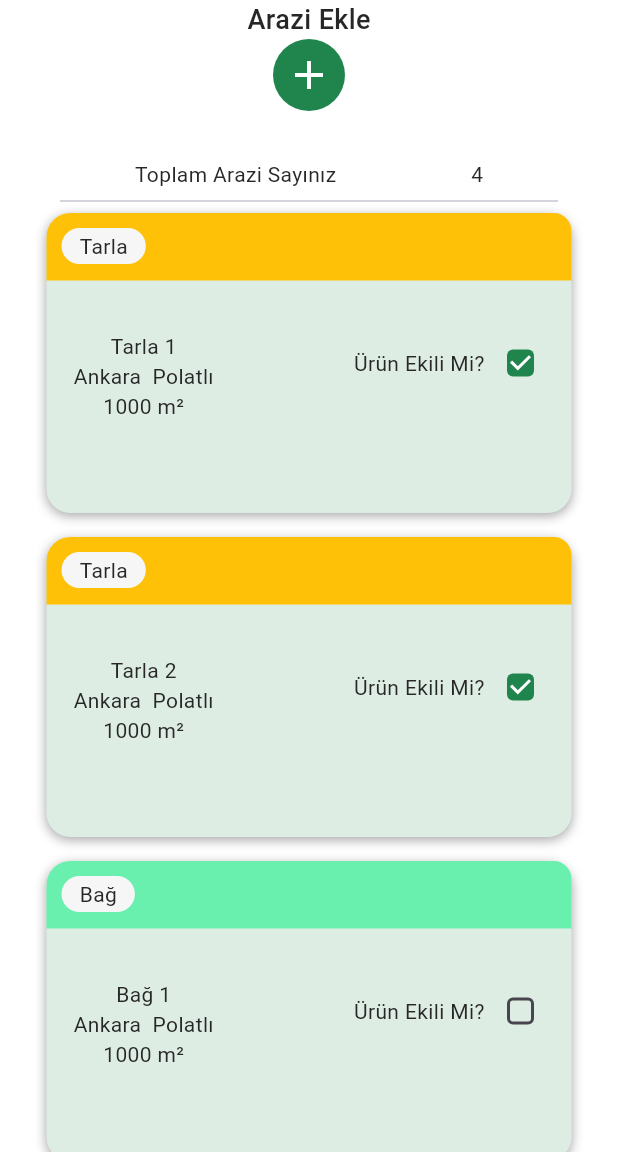
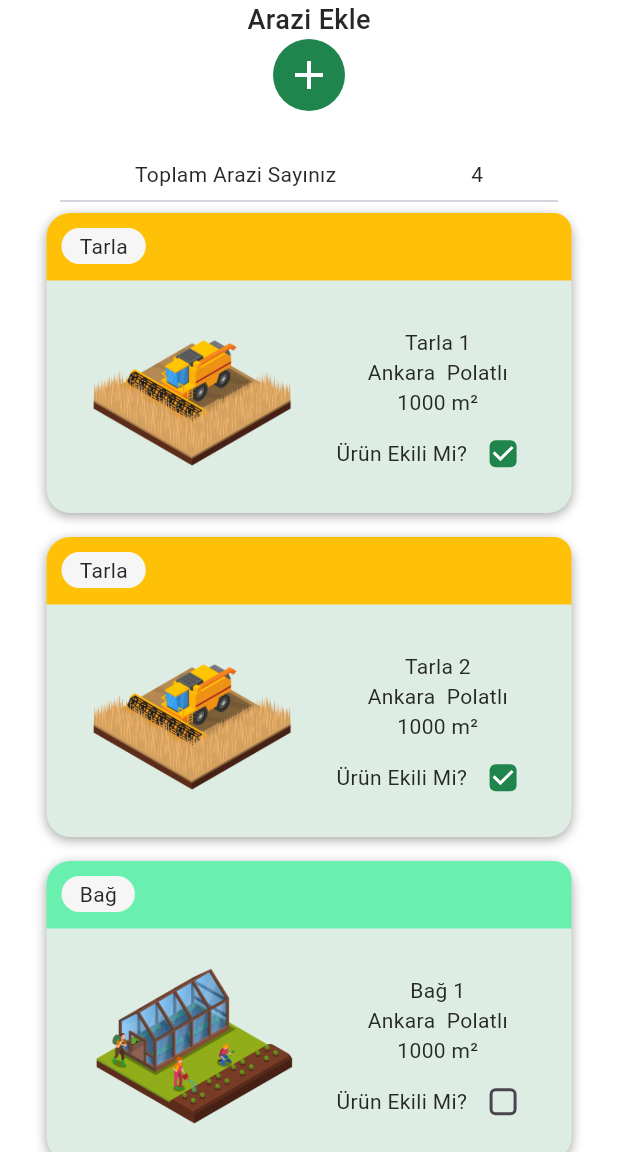
Before and after one commit to Mudrowe/Toprak-Rehberi, a Flutter app: the LandsScreen screen opened directly, on a phone screen of 412 x 824 dp, the part 84-1236 px from its top. Run offline on Flutter 3.47's test engine with Material 3 defaults, Android fonts, the phone set to English and light mode, and no system bars; our stand-ins replace carousel_slider, fl_chart, get, logger, percent_indicator.

Commit message:
frontend: add land type images in land card

```diff
--- a/lib/features/main_pages/lands/lands.dart
+++ b/lib/features/main_pages/lands/lands.dart
@@ -1,6 +1,6 @@
 import 'package:flutter/material.dart';
 import 'package:toprak_rehberi/common/widgets/appbar/appbar.dart';
-import 'package:toprak_rehberi/features/main_pages/lands/widgets/land_card.dart';
+import 'package:toprak_rehberi/features/main_pages/lands/widgets/land_card/land_card.dart';
 import 'package:toprak_rehberi/features/main_pages/lands/widgets/lands_list.dart';
 import 'package:toprak_rehberi/utils/constants/sizes.dart';
 import 'package:toprak_rehberi/utils/constants/text_strings.dart';
--- a/lib/features/main_pages/lands/widgets/land_card.dart
+++ /dev/null
@@ -1,77 +0,0 @@
-import 'package:flutter/material.dart';
-import 'package:toprak_rehberi/common/styles/shadows.dart';
-import 'package:toprak_rehberi/features/main_pages/lands/widgets/land_banner.dart';
-import 'package:toprak_rehberi/models/land/land.dart';
-import 'package:toprak_rehberi/utils/constants/colors.dart';
-import 'package:toprak_rehberi/utils/constants/sizes.dart';
-import 'package:toprak_rehberi/utils/constants/text_strings.dart';
-
-// TODO Write a generic text color
-
-class TLandCard extends StatelessWidget {
-  const TLandCard({super.key, required this.land});
-
-  final Land land;
-
-  @override
-  Widget build(BuildContext context) {
-    return GestureDetector(
-      onTap: () {},
-      child: Container(
-        width: TSizes.cardWidth,
-        height: TSizes.cardHeight,
-        decoration: BoxDecoration(
-          boxShadow: [TShadowStyle.productShadow],
-          color: TColors.softGreen,
-          borderRadius: BorderRadius.circular(TSizes.cardRadiusLg),
-        ),
-        child: Column(
-          children: [
-            TLandBanner(land: land),
-            const SizedBox(
-              height: TSizes.spaceBtwItems,
-            ),
-            Row(
-              mainAxisAlignment: MainAxisAlignment.start,
-              children: [
-                Padding(
-                  padding: const EdgeInsets.only(left: 18.0, top: 18),
-                  child: Column(
-                    children: [
-                      Text(
-                        land.landName,
-                        style: const TextStyle(color: TColors.dark),
-                      ),
-                      Text(
-                        '${land.adres.city}  ${land.adres.district}',
-                        style: const TextStyle(color: TColors.dark),
-                      ),
-                      Text(
-                        '${land.area.toInt()} ${TTexts.squareSymbol}',
-                        style: const TextStyle(color: TColors.dark),
-                      ),
-                    ],
-                  ),
-                ),
-                //const SizedBox(width: TSizes.spaceBtwSections),
-                const Spacer(),
-                Padding(
-                  padding: const EdgeInsets.only(right: 10.0),
-                  child: Row(
-                    children: [
-                      const Text(
-                        TTexts.isPlanted,
-                        style: TextStyle(color: TColors.dark),
-                      ),
-                      Checkbox(value: land.isPlanted, onChanged: (value) {}),
-                    ],
-                  ),
-                ),
-              ],
-            ),
-          ],
-        ),
-      ),
-    );
-  }
-}
--- /dev/null
+++ b/lib/features/main_pages/lands/widgets/land_card/land_card.dart
@@ -0,0 +1,56 @@
+import 'package:flutter/material.dart';
+import 'package:toprak_rehberi/common/styles/shadows.dart';
+import 'package:toprak_rehberi/features/main_pages/lands/widgets/land_card/land_banner.dart';
+import 'package:toprak_rehberi/features/main_pages/lands/widgets/land_card/land_info.dart';
+import 'package:toprak_rehberi/models/land/land.dart';
+import 'package:toprak_rehberi/utils/constants/colors.dart';
+import 'package:toprak_rehberi/utils/constants/enums.dart';
+import 'package:toprak_rehberi/utils/constants/sizes.dart';
+
+// TODO Write a generic text color
+
+class TLandCard extends StatelessWidget {
+  const TLandCard({super.key, required this.land});
+
+  final Land land;
+
+  @override
+  Widget build(BuildContext context) {
+    return GestureDetector(
+      onTap: () {},
+      child: Container(
+        width: TSizes.cardWidth,
+        height: TSizes.cardHeight,
+        decoration: BoxDecoration(
+          boxShadow: [TShadowStyle.productShadow],
+          color: TColors.softGreen,
+          borderRadius: BorderRadius.circular(TSizes.cardRadiusLg),
+        ),
+        child: Column(
+          children: [
+            // Card Banner
+            TLandBanner(land: land),
+
+            const SizedBox(height: TSizes.spaceBtwItems),
+
+            // Card Info
+            Row(
+              mainAxisAlignment: MainAxisAlignment.spaceEvenly,
+              children: [
+                // Land Type Image
+                Image.asset(
+                  land.landType.imagePath,
+                  width: 150,
+                  height: 139,
+                ),
+
+                // Land Info
+                TLandInfo(land: land),
+              ],
+            ),
+          ],
+        ),
+      ),
+    );
+  }
+}
--- /dev/null
+++ b/lib/features/main_pages/lands/widgets/land_card/land_info.dart
@@ -0,0 +1,50 @@
+import 'package:flutter/material.dart';
+import 'package:toprak_rehberi/models/land/land.dart';
+import 'package:toprak_rehberi/utils/constants/colors.dart';
+import 'package:toprak_rehberi/utils/constants/text_strings.dart';
+
+class TLandInfo extends StatelessWidget {
+  const TLandInfo({
+    super.key,
+    required this.land,
+  });
+
+  final Land land;
+
+  @override
+  Widget build(BuildContext context) {
+    return Column(
+      mainAxisAlignment: MainAxisAlignment.spaceBetween,
+      crossAxisAlignment: CrossAxisAlignment.center,
+      children: [
+        Column(
+          children: [
+            Text(
+              land.landName,
+              style: const TextStyle(color: TColors.dark),
+            ),
+            Text(
+              '${land.adres.city}  ${land.adres.district}',
+              style: const TextStyle(color: TColors.dark),
+            ),
+            Text(
+              '${land.area.toInt()} ${TTexts.squareSymbol}',
+              style: const TextStyle(color: TColors.dark),
+            ),
+          ],
+        ),
+
+        // Is Planted Checkbox
+        Row(
+          children: [
+            const Text(
+              TTexts.isPlanted,
+              style: TextStyle(color: TColors.dark),
+            ),
+            Checkbox(value: land.isPlanted, onChanged: (value) {}),
+          ],
+        ),
+      ],
+    );
+  }
+}
--- a/lib/models/product/product.dart
+++ b/lib/models/product/product.dart
@@ -1,4 +1,4 @@
-import 'package:toprak_rehberi/models/land/land.dart';
+//import 'package:toprak_rehberi/models/land/land.dart';
 
 class Product {
   // TODO: Name can be too long and it breaks the card
--- a/lib/utils/constants/enums.dart
+++ b/lib/utils/constants/enums.dart
@@ -1,6 +1,7 @@
 import 'dart:ui';
 
 import 'package:toprak_rehberi/utils/constants/colors.dart';
+import 'package:toprak_rehberi/utils/constants/image_strings.dart';
 
 enum TextSizes { small, medium, large }
 
@@ -37,3 +38,18 @@ extension LandTypeColorExtension on LandType {
     }
   }
 }
+
+extension LandTypeImageExtension on LandType {
+  String get imagePath {
+    switch (this) {
+      case LandType.tarla:
+        return TImages.tarla;
+      case LandType.bahce:
+        return TImages.bahce;
+      case LandType.bag:
+        return TImages.bag;
+      default:
+        return TImages.tarla;
+    }
+  }
+}
--- a/lib/utils/constants/image_strings.dart
+++ b/lib/utils/constants/image_strings.dart
@@ -25,4 +25,9 @@ class TImages {
   static const String mid = "assets/scores/3.png";
   static const String good = "assets/scores/4.png";
   static const String veryGood = "assets/scores/5.png";
+
+  // Land Types
+  static const String tarla = "assets/land_types/tarla.png";
+  static const String bag = "assets/land_types/bağ.png";
+  static const String bahce = "assets/land_types/bahçe.png";
 }
--- a/pubspec.yaml
+++ b/pubspec.yaml
@@ -53,3 +53,4 @@ flutter:
     - assets/images/
     - assets/products/
     - assets/scores/
+    - assets/land_types/
```
Also changed, not shown: assets/land_types/bahçe.png (added), assets/land_types/bağ.png (added), assets/land_types/tarla.png (added), lib/features/main_pages/lands/widgets/land_card/land_banner.dart (renamed from lib/features/main_pages/lands/widgets/land_banner.dart).
